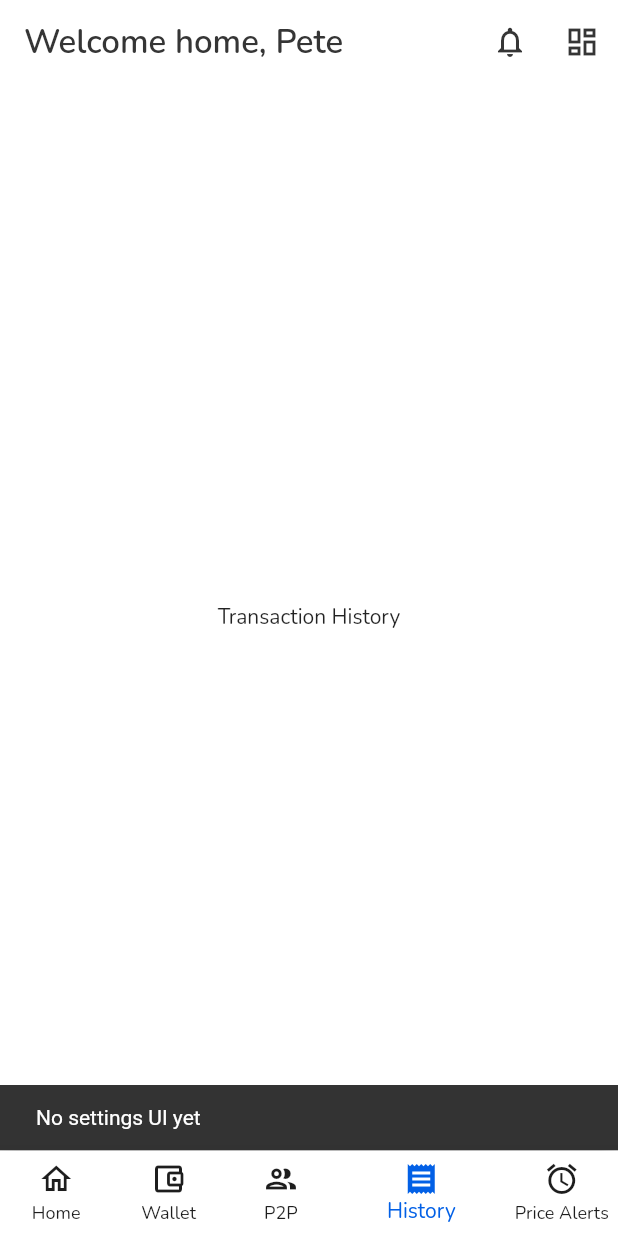
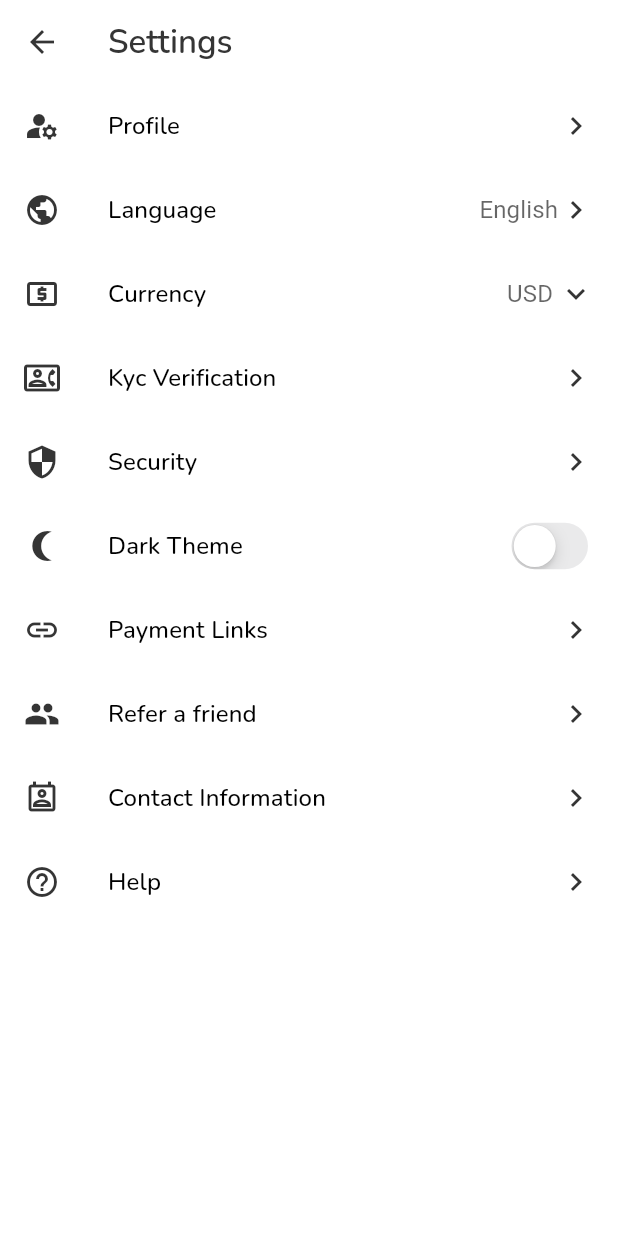
Before and after one commit to onumengine/coinswapr, a Flutter app: the HomePage screen opened by its route, item 4 of the bottom bar chosen, after a tap on the "dashboard" icon, on a phone screen of 412 x 824 dp. Run offline on Flutter 3.47's test engine with Material 2 defaults, Android fonts, the phone set to English and light mode, and no system bars; our stand-ins replace equatable, get_it, google_fonts, otp_text_field, shared_preferences, transparent_image; accounts and stored records are empty; network calls fail.

Commit message:
build settings page

```diff
--- a/lib/core/navigation/routemap.dart
+++ b/lib/core/navigation/routemap.dart
@@ -9,6 +9,7 @@ import 'package:coinswapr/views/pages/home.dart';
 import 'package:coinswapr/views/pages/notification_settings.dart';
 import 'package:coinswapr/views/pages/notifications.dart';
 import 'package:coinswapr/views/pages/onboarding.dart';
+import 'package:coinswapr/views/pages/settings.dart';
 import 'package:coinswapr/views/pages/splash.dart';
 import 'package:flutter/material.dart';
 import 'package:provider/provider.dart';
@@ -27,5 +28,6 @@ Map<String, WidgetBuilder> routeMap = {
         ),
         child: const NotificationSettings(),
       ),
-  RouteNames.coinWallet: (_) => const CoinWallet()
+  RouteNames.coinWallet: (_) => const CoinWallet(),
+  RouteNames.settings: (_) => const Settings(),
 };
--- a/lib/core/navigation/routenames.dart
+++ b/lib/core/navigation/routenames.dart
@@ -7,4 +7,5 @@ class RouteNames {
   static const notifications = "notifications";
   static const notificationSettings = "notification-settings";
   static const coinWallet = "coin-wallet";
+  static const settings = "settings";
 }
--- a/lib/main.dart
+++ b/lib/main.dart
@@ -27,6 +27,9 @@ class MyApp extends StatelessWidget {
           caption: GoogleFonts.poppins(),
         ),
         appBarTheme: AppBarTheme(
+          backgroundColor: ColorPalette.primaryWhite,
+          foregroundColor: ColorPalette.appbarText,
+          elevation: 0,
           titleTextStyle: TextStyle(
             fontWeight: FontWeight.w600,
             color: ColorPalette.appbarText,
--- a/lib/views/pages/home.dart
+++ b/lib/views/pages/home.dart
@@ -34,14 +34,6 @@ class _HomePageState extends State<HomePage> {
     ),
   ];
 
-  void showNotifications(String text) {
-    ScaffoldMessenger.of(context).showSnackBar(
-      SnackBar(
-        content: Text(text),
-      ),
-    );
-  }
-
   void _setCurrentNavbarIndex(int newIndex) {
     setState(() {
       _currentNavbarIndex = newIndex;
@@ -67,7 +59,7 @@ class _HomePageState extends State<HomePage> {
           ),
           IconButton(
             onPressed: () {
-              showNotifications("No settings UI yet");
+              Navigator.of(context).pushNamed(RouteNames.settings);
             },
             icon: const Icon(Icons.dashboard_outlined),
           ),
--- /dev/null
+++ b/lib/views/pages/profile.dart
@@ -0,0 +1,14 @@
+import 'package:flutter/material.dart';
+
+class ProfileSettings extends StatelessWidget {
+  const ProfileSettings({Key? key}) : super(key: key);
+
+  @override
+  Widget build(BuildContext context) {
+    return Scaffold(
+      appBar: AppBar(
+        title: const Text('Profile'),
+      ),
+    );
+  }
+}
--- /dev/null
+++ b/lib/views/pages/settings.dart
@@ -0,0 +1,252 @@
+import 'package:coinswapr/core/navigation/routenames.dart';
+import 'package:coinswapr/core/theming/color_palette.dart';
+import 'package:coinswapr/core/utilities/globals.dart';
+import 'package:flutter/cupertino.dart';
+import 'package:flutter/material.dart';
+
+class Settings extends StatefulWidget {
+  const Settings({Key? key}) : super(key: key);
+
+  @override
+  State<Settings> createState() => _SettingsState();
+}
+
+class _SettingsState extends State<Settings> {
+  final TextStyle tileTitle = const TextStyle(
+    fontSize: 16,
+    fontWeight: FontWeight.w500,
+    letterSpacing: .1,
+    color: ColorPalette.primaryBlack,
+  );
+  String _language = 'USD';
+  bool _darkModeEnabled = false;
+
+  void openPage(String routeName) {
+    Navigator.of(context).pushNamed(routeName);
+  }
+
+  @override
+  Widget build(BuildContext context) {
+    return Scaffold(
+      appBar: AppBar(
+        title: const Text("Settings"),
+      ),
+      body: ListView(
+        children: [
+          ListTile(
+            leading: const Icon(
+              Icons.manage_accounts,
+              color: ColorPalette.appbarText,
+            ),
+            title: Text(
+              'Profile',
+              style: tileTitle,
+            ),
+            trailing: const Icon(
+              Icons.keyboard_arrow_right,
+              color: ColorPalette.appbarText,
+            ),
+            onTap: () {
+              openPage(RouteNames.home);
+            },
+          ),
+          ListTile(
+            leading: const Icon(
+              Icons.public,
+              color: ColorPalette.appbarText,
+            ),
+            title: Text(
+              'Language',
+              style: tileTitle,
+            ),
+            trailing: DropdownButton<String>(
+              items: null,
+              hint: const Text(
+                'English',
+              ),
+              onChanged: null,
+              underline: const SizedBox.shrink(),
+              icon: const Icon(
+                Icons.keyboard_arrow_right,
+                color: ColorPalette.appbarText,
+              ),
+              style: const TextStyle(
+                fontSize: 16,
+                fontWeight: FontWeight.w400,
+                letterSpacing: .1,
+                color: ColorPalette.tileSubtitleText,
+              ),
+            ),
+            onTap: () {
+              openPage(RouteNames.home);
+            },
+          ),
+          ListTile(
+            leading: const Icon(
+              Icons.local_atm,
+              color: ColorPalette.appbarText,
+            ),
+            title: Text(
+              'Currency',
+              style: tileTitle,
+            ),
+            trailing: DropdownButton<String>(
+              value: _language,
+              underline: const SizedBox.shrink(),
+              borderRadius: BorderRadius.circular(kBorderRadiusTwelve),
+              style: const TextStyle(
+                fontSize: 16,
+                fontWeight: FontWeight.w400,
+                letterSpacing: .1,
+                color: ColorPalette.tileSubtitleText,
+              ),
+              icon: const Icon(
+                Icons.keyboard_arrow_down,
+                color: ColorPalette.appbarText,
+              ),
+              items: const [
+                DropdownMenuItem<String>(
+                  value: 'USD',
+                  child: Text("USD"),
+                ),
+                DropdownMenuItem<String>(
+                  value: 'NGN',
+                  child: Text("NGN"),
+                ),
+              ],
+              onChanged: (String? value) {
+                if (value is String) {
+                  setState(() {
+                    _language = value;
+                  });
+                }
+              },
+            ),
+          ),
+          ListTile(
+            leading: const Icon(
+              Icons.contact_phone_outlined,
+              color: ColorPalette.appbarText,
+            ),
+            title: Text(
+              'Kyc Verification',
+              style: tileTitle,
+            ),
+            trailing: const Icon(
+              Icons.keyboard_arrow_right,
+              color: ColorPalette.appbarText,
+            ),
+            onTap: () {
+              openPage(RouteNames.home);
+            },
+          ),
+          ListTile(
+            leading: const Icon(
+              Icons.security,
+              color: ColorPalette.appbarText,
+            ),
+            title: Text(
+              'Security',
+              style: tileTitle,
+            ),
+            trailing: const Icon(
+              Icons.keyboard_arrow_right,
+              color: ColorPalette.appbarText,
+            ),
+            onTap: () {
+              openPage(RouteNames.home);
+            },
+          ),
+          ListTile(
+            leading: const Icon(
+              Icons.nightlight_round_sharp,
+              color: ColorPalette.appbarText,
+            ),
+            title: Text(
+              'Dark Theme',
+              style: tileTitle,
+            ),
+            trailing: CupertinoSwitch(
+              value: _darkModeEnabled,
+              onChanged: (bool value) {
+                setState(() {
+                  _darkModeEnabled = value;
+                });
+              },
+              activeColor: ColorPalette.activeSwitch,
+              thumbColor: _darkModeEnabled ? ColorPalette.primaryBlue : ColorPalette.primaryWhite,
+            ),
+          ),
+          ListTile(
+            leading: const Icon(
+              Icons.link,
+              color: ColorPalette.appbarText,
+            ),
+            title: Text(
+              'Payment Links',
+              style: tileTitle,
+            ),
+            trailing: const Icon(
+              Icons.keyboard_arrow_right,
+              color: ColorPalette.appbarText,
+            ),
+            onTap: () {
+              openPage(RouteNames.home);
+            },
+          ),
+          ListTile(
+            leading: const Icon(
+              Icons.people,
+              color: ColorPalette.appbarText,
+            ),
+            title: Text(
+              'Refer a friend',
+              style: tileTitle,
+            ),
+            trailing: const Icon(
+              Icons.keyboard_arrow_right,
+              color: ColorPalette.appbarText,
+            ),
+            onTap: () {
+              openPage(RouteNames.home);
+            },
+          ),
+          ListTile(
+            leading: const Icon(
+              Icons.perm_contact_cal_outlined,
+              color: ColorPalette.appbarText,
+            ),
+            title: Text(
+              'Contact Information',
+              style: tileTitle,
+            ),
+            trailing: const Icon(
+              Icons.keyboard_arrow_right,
+              color: ColorPalette.appbarText,
+            ),
+            onTap: () {
+              openPage(RouteNames.home);
+            },
+          ),
+          ListTile(
+            leading: const Icon(
+              Icons.help_outline_outlined,
+              color: ColorPalette.appbarText,
+            ),
+            title: Text(
+              'Help',
+              style: tileTitle,
+            ),
+            trailing: const Icon(
+              Icons.keyboard_arrow_right,
+              color: ColorPalette.appbarText,
+            ),
+            onTap: () {
+              openPage(RouteNames.home);
+            },
+          ),
+        ],
+      ),
+    );
+  }
+}
```
